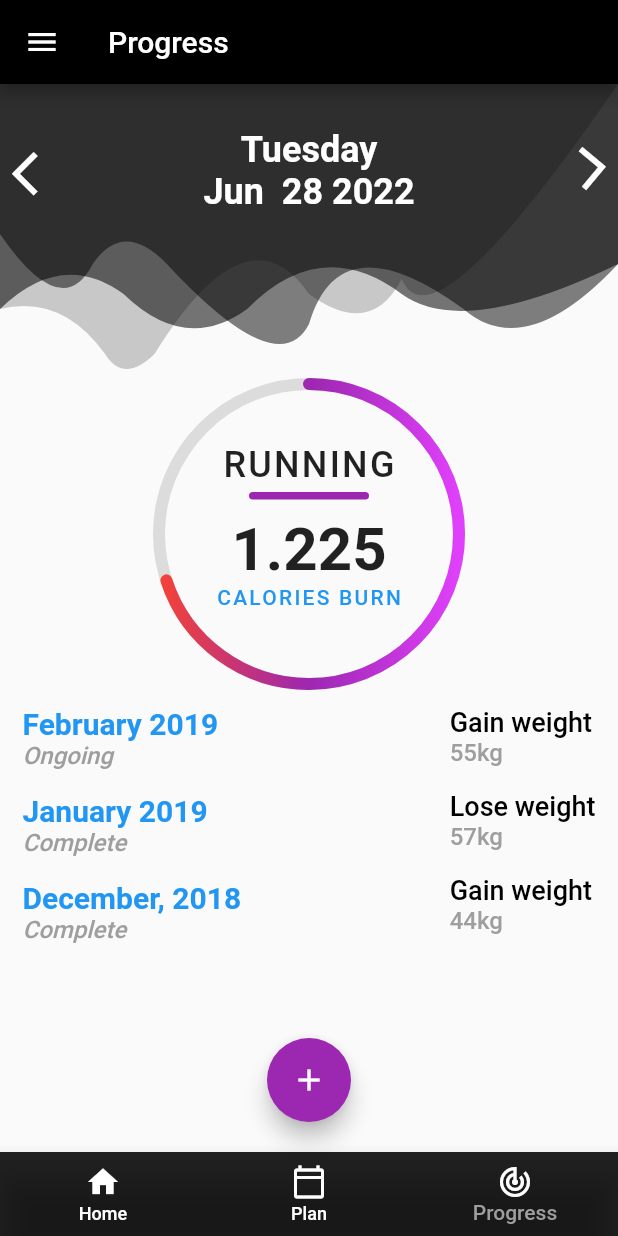
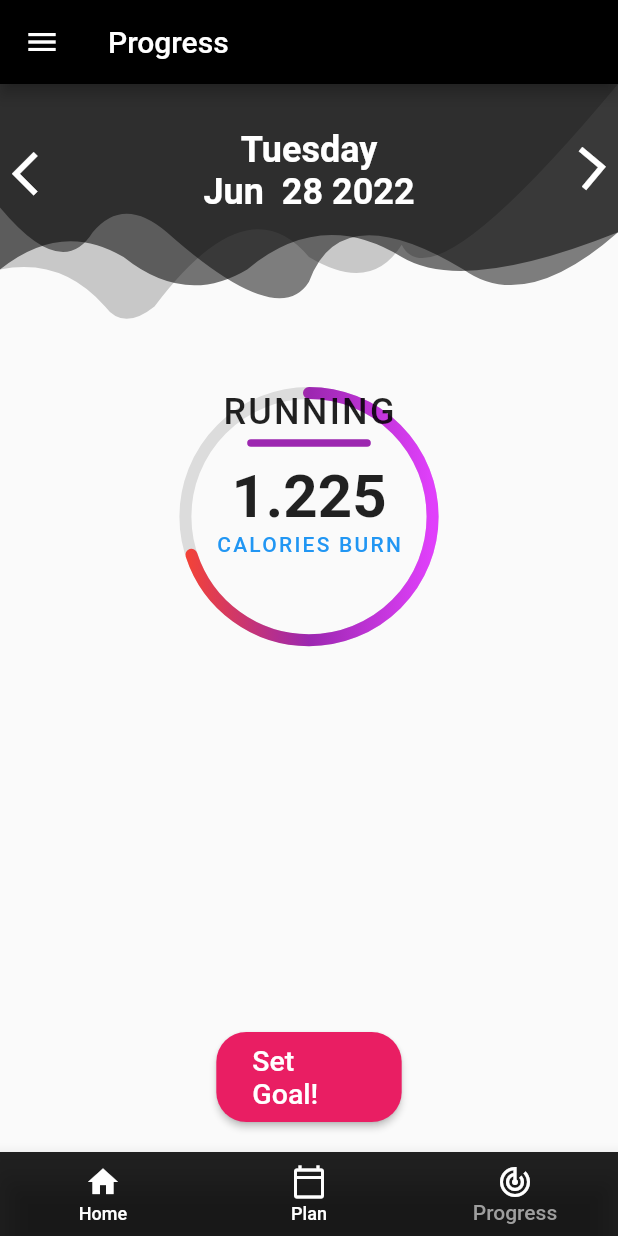
Before and after one commit to ishugadenis/premium-fitness-app, a Flutter app: the screen it shows once a user with an empty profile is signed in, item 3 of the bottom bar chosen, on a phone screen of 412 x 824 dp. Run offline on Flutter 3.47's test engine with Material 2 defaults, Android fonts, the phone set to English and light mode, and no system bars; our stand-ins replace firebase_auth, firebase_core; accounts and stored records are empty; network calls fail.

Commit message:
added progress page

```diff
--- a/lib/main.dart
+++ b/lib/main.dart
@@ -10,6 +10,7 @@ import './providers/exercise.dart';
 import './screens/tabs_screen.dart';
 import './providers/plans.dart';
 import './screens/todo_screen.dart';
+import './providers/goal.dart';
 
 void main()  async {
   WidgetsFlutterBinding.ensureInitialized();
--- a/lib/providers/goal.dart
+++ b/lib/providers/goal.dart
@@ -1,15 +1,53 @@
-class Goal{
+import 'package:flutter/widgets.dart';
+
+class Goal  {
   String goal;
-  String goalNo;
+  double goalNo;
   DateTime date;
   bool isComplete;
 
-  Goal(
-      this.goal,
-      this.goalNo,
-      this.date,
-      this.isComplete
+  Goal({
+    required this.goal,
+    required this.goalNo,
+    required this.date,
+    required this.isComplete
 
-      );
+  });
+}
 
-}
+// class Goals with ChangeNotifier {
+//
+//   final List<Goal> _list = [
+//     Goal(
+//       goal: 'Gain weight',
+//       goalNo: 55,
+//       date: DateTime.now(),
+//       isComplete: false,
+//     )
+//
+//   ];
+//
+//   List<Goal> get list{
+//     return[..._list];
+//   }
+//
+//
+//   List<Goal> get recentGoals {
+//     return [..._list].where((g) {
+//       return g.date.isAfter(DateTime.now().subtract(Duration(days: 30),),
+//       );
+//     }).toList();
+//   }
+//
+//   // void addNewGoal(String uGoal, double uGoalNumber, DateTime uDate) {
+//   //    Goal(
+//   //     goal: uGoal,
+//   //     goalNo: uGoalNumber,
+//   //     date: DateTime.now(),
+//   //     isComplete: false,
+//   //   );
+//   //
+//   //
+//   //   notifyListeners();
+//   // }
+// }
--- a/lib/screens/progress_screen.dart
+++ b/lib/screens/progress_screen.dart
@@ -2,8 +2,13 @@ import 'package:flutter/cupertino.dart';
 import 'package:flutter/material.dart';
 import 'package:intl/intl.dart';
 import 'package:premium_fitness_app/themes/radial_progress.dart';
+import 'package:provider/provider.dart';
 import '../blocs/progresspage_bloc.dart';
 import '../widgets/top_bar.dart';
+import '../widgets/goal_form.dart';
+import '../providers/goal.dart';
+import '../widgets/progress_list.dart';
+
 
 class ProgressScreen extends StatefulWidget {
   const ProgressScreen({Key? key}) : super(key: key);
@@ -14,7 +19,34 @@ class ProgressScreen extends StatefulWidget {
 
 class _ProgressScreenState extends State<ProgressScreen> {
 
+  final List<Goal> _userGoals=[];
+
+
+  List<Goal> get _recentGoals{
+    return _userGoals.where((g) {
+      return g.date.isAfter(DateTime.now().subtract(Duration(days: 30),
+      ),
+      );
+    }).toList();
+  }
+  void _addNewGoal(String uGoal,     double uGoalNumber){
+    final newGoal = Goal(
+      goal: uGoal,
+      goalNo: uGoalNumber,
+      date: DateTime.now(),
+      isComplete: false,
+
+    );
+
+    setState(() {
+      _userGoals.add(newGoal);
+    });
+  }
+
+
+
  late ProgressPageBloc _progressPageBloc;
+
   @override
   void initState() {
     _progressPageBloc =ProgressPageBloc();
@@ -31,7 +63,8 @@ class _ProgressScreenState extends State<ProgressScreen> {
       return GestureDetector(
         onTap: (){},
         behavior: HitTestBehavior.opaque,
-        child:GoalForm(),);
+        child:GoalForm(_addNewGoal),
+      );
     });
   }
 
@@ -114,160 +147,44 @@ class _ProgressScreenState extends State<ProgressScreen> {
                 ],
               ),
               RadialProgress(),
-              MonthlyListing(),
+              ProgressList(_userGoals),
+
+
             ],
           ) ,
           Positioned(
-            right: 0,
-            left: 0,
+            right: MediaQuery.of(context).size.width*0.35,
+            left: MediaQuery.of(context).size.width*0.35,
             bottom: 20,
-            child: FloatingActionButton(
-              child: Icon(
-                Icons.add
+            child: RaisedButton(
+              onPressed:() => _setGoal(context),
+              child: Padding(
+                padding: const EdgeInsets.all(8.0),
+                child: Text(
+                  'Set Goal!',
+                  style: TextStyle(fontSize: 19),
+                ),
               ),
-              onPressed: () => _setGoal(context),
-            ),
+            )
           )
         ],
-      )
 
+    ),
     );
   }
 
 }
 
- class MonthlyListing extends StatelessWidget {
-   const MonthlyListing({Key? key}) : super(key: key);
-
-   @override
-   Widget build(BuildContext context) {
-     return Flexible(
-       child: Padding(
-         padding: const EdgeInsets.all(15.0),
-         child: Row(
-           mainAxisAlignment: MainAxisAlignment.spaceBetween,
-           children:<Widget> [
-             Column(
-               crossAxisAlignment: CrossAxisAlignment.start,
-               mainAxisSize: MainAxisSize.max,
-               children:<Widget> [
-                 MonthlyStatusRow('February 2019', 'Ongoing'),
-                 MonthlyStatusRow('January 2019', 'Complete'),
-                 MonthlyStatusRow('December, 2018', 'Complete'),
-
-               ],
-             ),
-             Column(
-               crossAxisAlignment: CrossAxisAlignment.start,
-               mainAxisSize: MainAxisSize.max,
-               children: <Widget>[
-                 MonthlyTargetRow('Gain weight', '55kg'),
-                 MonthlyTargetRow('Lose weight', '57kg'),
-                 MonthlyTargetRow('Gain weight', '44kg'),
-               ],
-             ),
-           ],
-         ),
-       ),
-     );
-   }
- }
-
-class MonthlyStatusRow extends StatelessWidget {
-  final String monthYear, status;
-
-  MonthlyStatusRow(this.monthYear, this.status);
-
-  @override
-  Widget build(BuildContext context) {
-    return Padding(
-      padding: const EdgeInsets.only(bottom: 16.0),
-      child: Column(
-        crossAxisAlignment: CrossAxisAlignment.start,
-        children: <Widget>[
-          Text(
-            monthYear,
-            style: TextStyle(
-                color: Colors.blue,
-                fontWeight: FontWeight.bold,
-                fontSize: 20.0),
-          ),
-          Text(
-            status,
-            style: TextStyle(
-                color: Colors.grey,
-                fontStyle: FontStyle.italic,
-                fontSize: 16.0),
-          ),
-        ],
-      ),
-    );
-  }
-}
-
-class MonthlyTargetRow extends StatelessWidget {
-  final String target, targetAchieved;
-
-  MonthlyTargetRow(this.target, this.targetAchieved);
-
-  @override
-  Widget build(BuildContext context) {
-    return Padding(
-      padding: const EdgeInsets.only(bottom: 16.0),
-      child: Column(
-        crossAxisAlignment: CrossAxisAlignment.start,
-        children: <Widget>[
-          Text(
-            target,
-            style: TextStyle(color: Colors.black, fontSize: 18.0),
-          ),
-          Text(
-            targetAchieved,
-            style: TextStyle(color: Colors.grey, fontSize: 16.0),
-          ),
-        ],
-      ),
-    );
-  }
-}
-
-class GoalForm extends StatelessWidget {
-  //const GoalForm({Key? key}) : super(key: key);
-
-  final goalController = TextEditingController();
-  final goalNumberController =TextEditingController();
-
-  @override
-  Widget build(BuildContext context) {
-    return Card(
-      child: Container(
-        padding: EdgeInsets.all(10),
-        child: Column(
-          crossAxisAlignment: CrossAxisAlignment.center,
-          children: [
-            TextField(
-              decoration: InputDecoration(labelText: 'Goal'),
-              controller: goalController,
-            ),
-            TextField(
-               decoration: InputDecoration(labelText: 'Goal number'),
-              controller: goalNumberController,
-            ),
-            Container(
-              margin: EdgeInsets.all(10),
-              child: FlatButton(
-                  padding: EdgeInsets.all(8),
-                  onPressed: (){
-                    print(goalController.text);
-                  },
-                  child: Text('START',
-                  style: TextStyle(
-                    fontSize: 24,
-                  ),)),
-            )
-          ],
-        ),
-      ),
-    );
-  }
-}
+ // class MonthlyListing extends StatelessWidget {
+ //   const MonthlyListing({Key? key}) : super(key: key);
+ //
+ //   @override
+ //   Widget build(BuildContext context) {
+ //     return Flexible(
+ //       child: Padding(
+ //         padding: const EdgeInsets.all(15.0),
+ //         child:ProgressList() ,
+ //       ),
+ //     );
+ //   }
+ // }
--- a/lib/themes/radial_progress.dart
+++ b/lib/themes/radial_progress.dart
@@ -40,9 +40,9 @@ class _RadialProgressState extends State<RadialProgress> with SingleTickerProvid
   Widget build(BuildContext context) {
     return CustomPaint(
       child: Container(
-        height: 200,
-        width: 200,
-        padding: EdgeInsets.symmetric(vertical: 40.0),
+        height: MediaQuery.of(context).size.height* 0.3,
+        width: MediaQuery.of(context).size.width*0.4,
+        padding: EdgeInsets.symmetric(vertical: 40),
         child: AnimatedOpacity(
           opacity: progressDegrees > 30 ? 1.0 : 0.0,
           duration: fadeInDuration,
@@ -57,7 +57,7 @@ class _RadialProgressState extends State<RadialProgress> with SingleTickerProvid
               ),
               Container(
                 height: 5.0,
-                width: 80.0,
+                width: MediaQuery.of(context).size.width*0.2,
                 decoration: BoxDecoration(
                     color: Colors.purple,
                     borderRadius: BorderRadius.all(Radius.circular(4.0))),
--- a/lib/widgets/top_bar.dart
+++ b/lib/widgets/top_bar.dart
@@ -6,7 +6,7 @@ class TopBar extends StatelessWidget {
   Widget build(BuildContext context) {
     return CustomPaint(
       child: Container(
-        height: 200.0,
+        height: MediaQuery.of(context).size.height * 0.2
       ),
       painter: CurvesPainter(),
     );
```
Also changed, not shown: lib/widgets/goal_form.dart (+83 -0 lines), lib/widgets/progress_list.dart (+29 -22 lines).
